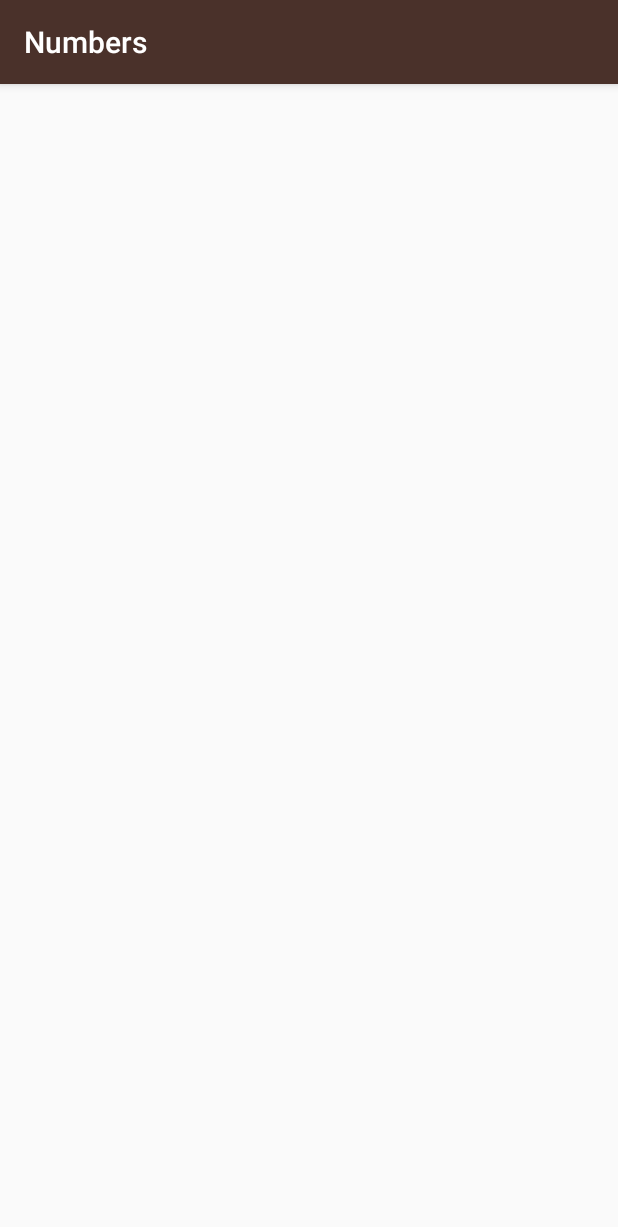
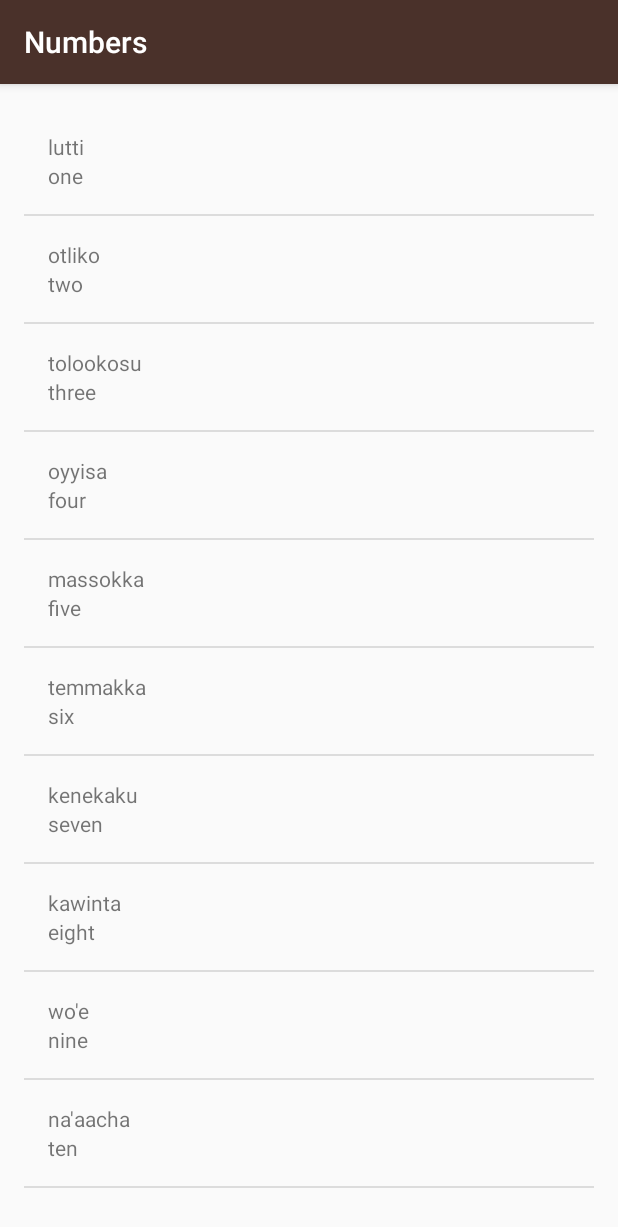
Before and after one commit to Jaren831/Miwok, an Android app: the NumbersActivity screen opened directly, with no data from a screen before it, on a phone screen of 412 x 824 dp. Shown: the top 1227 px of the screen. Run offline under Robolectric (Android 15) with nearby library versions, the phone set to English and light mode, and no system bars.

Commit message:
Adds custome arrayadapter to populate word lists.

```diff
--- a/app/src/main/java/com/example/android/miwok/NumbersActivity.java
+++ b/app/src/main/java/com/example/android/miwok/NumbersActivity.java
@@ -1,13 +1,40 @@
 package com.example.android.miwok;
 
+import android.os.Bundle;
 import android.support.v7.app.AppCompatActivity;
-import android.os.Bundle;
+import android.widget.ListView;
+
+import java.util.ArrayList;
 
 public class NumbersActivity extends AppCompatActivity {
 
     @Override
     protected void onCreate(Bundle savedInstanceState) {
         super.onCreate(savedInstanceState);
-        setContentView(R.layout.activity_numbers);
-    }
+        setContentView(R.layout.word_list);
+
+        /**
+         * Create an array of words
+         */
+        ArrayList<Word> words = new ArrayList<Word>();
+
+        //Word.("one");
+        words.add(new Word("one", "lutti"));
+        words.add(new Word("two", "otliko"));
+        words.add(new Word("three", "tolookosu"));
+        words.add(new Word("four", "oyyisa"));
+        words.add(new Word("five", "massokka"));
+        words.add(new Word("six", "temmakka"));
+        words.add(new Word("seven", "kenekaku"));
+        words.add(new Word("eight", "kawinta"));
+        words.add(new Word("nine", "wo'e"));
+        words.add(new Word("ten", "na'aacha"));
+
+        WordAdapter adapter = new WordAdapter(this, words);
+
+        ListView listView = (ListView) findViewById(R.id.list);
+
+        listView.setAdapter(adapter);
+        }
+
 }
--- /dev/null
+++ b/app/src/main/java/com/example/android/miwok/Word.java
@@ -0,0 +1,37 @@
+package com.example.android.miwok;
+
+/**
+ * Created by Jaren Lynch on 6/28/2016.
+ */
+public class Word {
+    //Default translation of the word
+    private String mDefaultTranslation;
+
+    //Miwok translation of the word
+    private String mMiwokTranslation;
+
+    /**
+     *
+     * @param defaultTranslation is the word in the user native language
+     * @param miwokTranslation is the word in miwok
+     */
+    public Word(String defaultTranslation, String miwokTranslation) {
+        mDefaultTranslation = defaultTranslation;
+        mMiwokTranslation = miwokTranslation;
+    }
+
+    /**
+     * Get the Default translation of the word
+     */
+    public String getDefaultTranslation() {
+        return mDefaultTranslation;
+    }
+
+    /**
+     * Get the Miwok translation of the word
+     */
+    public String getMiwokTranslation(){
+        return mMiwokTranslation;
+    }
+
+}
--- /dev/null
+++ b/app/src/main/java/com/example/android/miwok/WordAdapter.java
@@ -0,0 +1,56 @@
+package com.example.android.miwok;
+
+import android.content.Context;
+import android.view.LayoutInflater;
+import android.view.View;
+import android.view.ViewGroup;
+import android.widget.ArrayAdapter;
+import android.widget.TextView;
+
+import java.util.ArrayList;
+
+/**
+ * {@link WordAdapter} is an {@link ArrayAdapter} that can provide the layout for each list item
+ * based on a data source, which is a list of {@link Word} objects.
+ */
+public class WordAdapter extends ArrayAdapter<Word>  {
+
+    /**
+     * Create a new {@link WordAdapter} object.
+     *
+     * @param context is the current context (i.e. Activity) that the adapter is being created in.
+     * @param words is the list of {@link Word}s to be displayed.
+     */
+    public WordAdapter(Context context, ArrayList<Word> words) {
+        super(context, 0, words);
+    }
+
+    @Override
+    public View getView(int position, View convertView, ViewGroup parent) {
+        // Check if an existing view is being reused, otherwise inflate the view
+        View listItemView = convertView;
+        if (listItemView == null) {
+            listItemView = LayoutInflater.from(getContext()).inflate(
+                    R.layout.list_item, parent, false);
+        }
+
+        // Get the {@link Word} object located at this position in the list
+        Word currentWord = getItem(position);
+
+        // Find the TextView in the list_item.xml layout with the ID miwok_text_view.
+        TextView miwokTextView = (TextView) listItemView.findViewById(R.id.miwok_text_view);
+        // Get the Miwok translation from the currentWord object and set this text on
+        // the Miwok TextView.
+        miwokTextView.setText(currentWord.getMiwokTranslation());
+
+        // Find the TextView in the list_item.xml layout with the ID default_text_view.
+        TextView defaultTextView = (TextView) listItemView.findViewById(R.id.default_text_view);
+        // Get the default translation from the currentWord object and set this text on
+        // the default TextView.
+        defaultTextView.setText(currentWord.getDefaultTranslation());
+
+        // Return the whole list item layout (containing 2 TextViews) so that it can be shown in
+        // the ListView.
+        return listItemView;
+    }
+}
--- a/app/src/main/res/layout/activity_numbers.xml
+++ /dev/null
@@ -1,12 +0,0 @@
-<?xml version="1.0" encoding="utf-8"?>
-<RelativeLayout xmlns:android="http://schemas.android.com/apk/res/android"
-    xmlns:tools="http://schemas.android.com/tools"
-    android:layout_width="match_parent"
-    android:layout_height="match_parent"
-    android:paddingBottom="@dimen/activity_vertical_margin"
-    android:paddingLeft="@dimen/activity_horizontal_margin"
-    android:paddingRight="@dimen/activity_horizontal_margin"
-    android:paddingTop="@dimen/activity_vertical_margin"
-    tools:context="com.example.android.miwok.NumbersActivity">
-
-</RelativeLayout>
--- /dev/null
+++ b/app/src/main/res/layout/list_item.xml
@@ -0,0 +1,22 @@
+<?xml version="1.0" encoding="utf-8"?>
+<!-- Layout for a single list item -->
+<LinearLayout xmlns:android="http://schemas.android.com/apk/res/android"
+    xmlns:tools="http://schemas.android.com/tools"
+    android:layout_width="match_parent"
+    android:layout_height="match_parent"
+    android:orientation="vertical"
+    android:padding="16dp">
+
+    <TextView
+        android:id="@+id/miwok_text_view"
+        android:layout_width="match_parent"
+        android:layout_height="wrap_content"
+        tools:text="lutti" />
+
+    <TextView
+        android:id="@+id/default_text_view"
+        android:layout_width="match_parent"
+        android:layout_height="wrap_content"
+        tools:text="one" />
+
+</LinearLayout>
--- a/app/src/main/res/layout/activity_colors.xml
+++ b/app/src/main/res/layout/word_list.xml
@@ -1,12 +1,11 @@
 <?xml version="1.0" encoding="utf-8"?>
-<RelativeLayout xmlns:android="http://schemas.android.com/apk/res/android"
+<ListView xmlns:android="http://schemas.android.com/apk/res/android"
     xmlns:tools="http://schemas.android.com/tools"
+    android:id="@+id/list"
+    android:orientation="vertical"
     android:layout_width="match_parent"
     android:layout_height="match_parent"
     android:paddingBottom="@dimen/activity_vertical_margin"
     android:paddingLeft="@dimen/activity_horizontal_margin"
     android:paddingRight="@dimen/activity_horizontal_margin"
-    android:paddingTop="@dimen/activity_vertical_margin"
-    tools:context="com.example.android.miwok.ColorsActivity">
-
-</RelativeLayout>
+    android:paddingTop="@dimen/activity_vertical_margin" />
```
Also changed, not shown: app/src/main/java/com/example/android/miwok/ColorsActivity.java (+24 -1 lines), app/src/main/java/com/example/android/miwok/FamilyActivity.java (+30 -2 lines), app/src/main/java/com/example/android/miwok/MainActivity.java (+0 -17 lines), app/src/main/java/com/example/android/miwok/PhrasesActivity.java (+30 -2 lines), app/src/main/res/layout/activity_family.xml (deleted, +0 -12 lines), app/src/main/res/layout/activity_main.xml (+0 -14 lines), app/src/main/res/layout/activity_phrases.xml (deleted, +0 -12 lines), 1 other file.
